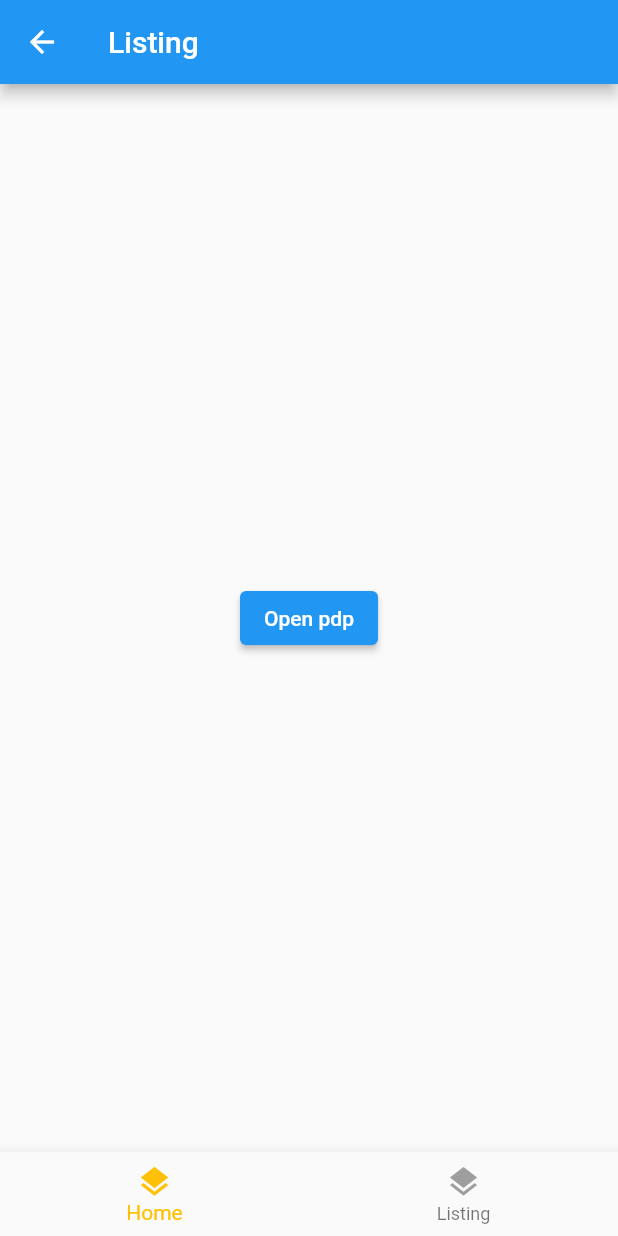
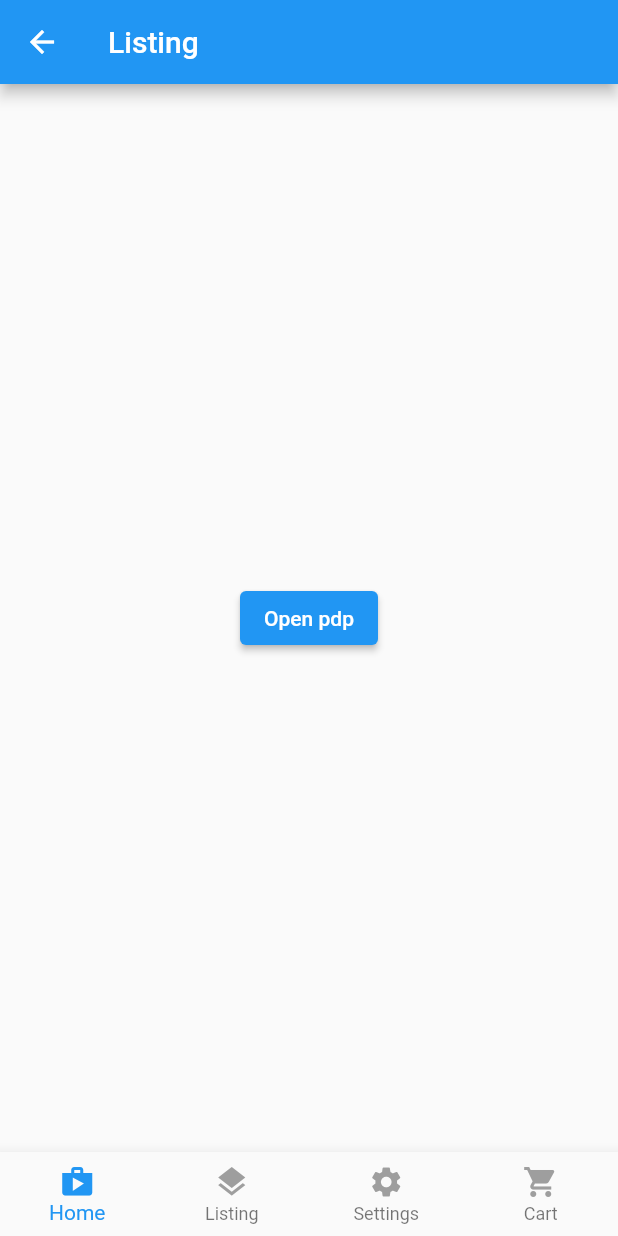
Before and after one commit to manuelJung/flutter-test, a Flutter app: the screen it shows after launch, after a tap on "Open listing", on a phone screen of 412 x 824 dp. Run offline on Flutter 3.47's test engine with Material 2 defaults, Android fonts, the phone set to English and light mode, and no system bars; our stand-ins replace mobx; generated files the repository leaves out were written again.

Commit message:
added routes

```diff
--- a/lib/navigation/app.dart
+++ b/lib/navigation/app.dart
@@ -1,5 +1,7 @@
 import 'package:flutter/material.dart';
+import 'package:flutter_app/routes/cart/index.dart';
 import 'package:flutter_app/routes/pdp/index.dart';
+import 'package:flutter_app/routes/settings/index.dart';
 import 'package:flutter_app/stores/product_list.dart';
 import './bottom_navigation.dart';
 import './tab_item.dart';
@@ -50,6 +52,8 @@ class _AppState extends State<App> {
         body: Stack(children: [
           _buildOffstageNavigator(TabItem.home),
           _buildOffstageNavigator(TabItem.listing),
+          _buildOffstageNavigator(TabItem.settings),
+          _buildOffstageNavigator(TabItem.cart),
         ]),
         bottomNavigationBar: BottomNavigation(
           currentTab: _currentTab,
@@ -62,6 +66,8 @@ class _AppState extends State<App> {
   Map<String, WidgetBuilder> _routeBuilders(BuildContext context) {
     return {
       routePaths[TabItem.home]!: (context) => const HomeRoute(),
+      routePaths[TabItem.settings]!: (context) => const SettingsRoute(),
+      routePaths[TabItem.cart]!: (context) => const CartRoute(),
       routePaths[TabItem.listing]!: (context) =>
           const ListingRoute(initialFilters: InitialFilters()),
     };
--- a/lib/navigation/bottom_navigation.dart
+++ b/lib/navigation/bottom_navigation.dart
@@ -14,19 +14,21 @@ class BottomNavigation extends StatelessWidget {
       items: [
         _buildItem(TabItem.home),
         _buildItem(TabItem.listing),
+        _buildItem(TabItem.settings),
+        _buildItem(TabItem.cart),
       ],
       onTap: (index) => onSelectTab(
         TabItem.values[index],
       ),
       currentIndex: currentTab.index,
-      selectedItemColor: Colors.amber,
+      selectedItemColor: Colors.blue,
     );
   }
 
   BottomNavigationBarItem _buildItem(TabItem tabItem) {
     return BottomNavigationBarItem(
       icon: Icon(
-        Icons.layers,
+        routeIcons[tabItem],
         color: _colorTabMatching(tabItem),
       ),
       label: tabName[tabItem],
@@ -34,6 +36,6 @@ class BottomNavigation extends StatelessWidget {
   }
 
   Color _colorTabMatching(TabItem item) {
-    return currentTab == item ? Colors.amber : Colors.grey;
+    return currentTab == item ? Colors.blue : Colors.grey;
   }
 }
--- a/lib/navigation/tab_item.dart
+++ b/lib/navigation/tab_item.dart
@@ -1,11 +1,24 @@
-enum TabItem { home, listing, pdp }
+import 'package:flutter/material.dart';
+
+enum TabItem { home, listing, settings, cart }
 
 const Map<TabItem, String> tabName = {
   TabItem.home: 'Home',
   TabItem.listing: 'Listing',
+  TabItem.settings: 'Settings',
+  TabItem.cart: 'Cart',
 };
 
 const Map<TabItem, String> routePaths = {
   TabItem.home: 'home',
   TabItem.listing: 'listing',
+  TabItem.settings: 'settings',
+  TabItem.cart: 'cart',
 };
+
+const Map<TabItem, IconData> routeIcons = {
+  TabItem.home: Icons.shop,
+  TabItem.listing: Icons.layers,
+  TabItem.settings: Icons.settings,
+  TabItem.cart: Icons.shopping_cart,
+};
--- /dev/null
+++ b/lib/routes/cart/index.dart
@@ -0,0 +1,14 @@
+import 'package:flutter/material.dart';
+
+class CartRoute extends StatelessWidget {
+  const CartRoute({super.key});
+
+  @override
+  Widget build(BuildContext context) {
+    return Scaffold(
+        appBar: AppBar(
+          title: const Text('Cart'),
+        ),
+        body: const Center(child: Text('Cart')));
+  }
+}
--- /dev/null
+++ b/lib/routes/settings/index.dart
@@ -0,0 +1,14 @@
+import 'package:flutter/material.dart';
+
+class SettingsRoute extends StatelessWidget {
+  const SettingsRoute({super.key});
+
+  @override
+  Widget build(BuildContext context) {
+    return Scaffold(
+        appBar: AppBar(
+          title: const Text('Settings'),
+        ),
+        body: const Center(child: Text('Settings')));
+  }
+}
```
